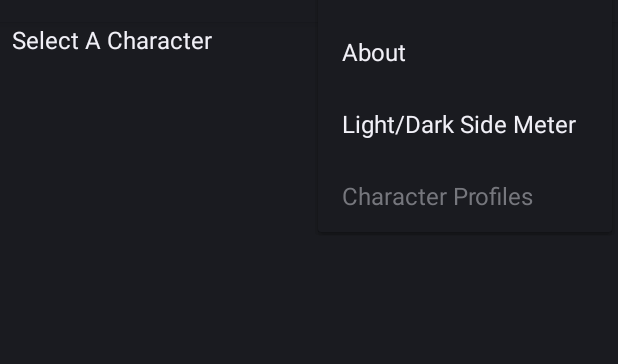
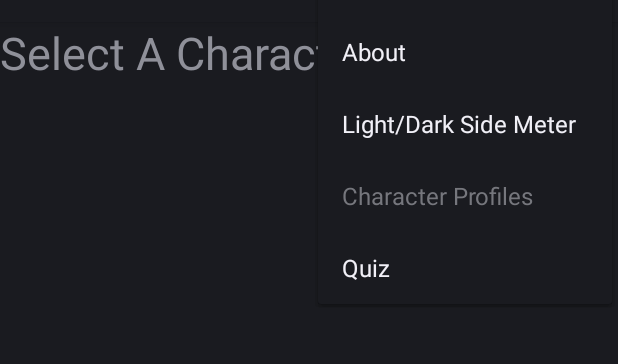
Before and after one commit to Thompadude/app2d2, an Android app: the ProfileActivity screen opened directly, with no data from a screen before it, with the options menu open, on a phone screen of 412 x 824 dp, the part 62-426 px from its top. Run offline under Robolectric (Android 15) with nearby library versions, the phone set to English and light mode, and no system bars; libraries missing offline, so code that uses them is left out: com.loopj.android.

Commit message:
fix #5 #6

```diff
--- a/app/src/main/java/sw/app2d2/AboutActivity.java
+++ b/app/src/main/java/sw/app2d2/AboutActivity.java
@@ -10,7 +10,7 @@ public class AboutActivity extends MainActivity {
     @Override
     protected void onCreate(Bundle savedInstanceState) {
         super.onCreate(savedInstanceState);
-        setContentView(R.layout.content_main);
+        setContentView(R.layout.activity_main);
         setTheme();
 
         tvContentMain = (TextView) findViewById(R.id.content_main);
--- a/app/src/main/java/sw/app2d2/MainActivity.java
+++ b/app/src/main/java/sw/app2d2/MainActivity.java
@@ -15,6 +15,7 @@ import java.util.Map;
 import sw.app2d2.characters.ProfileActivity;
 import sw.app2d2.database.Data;
 import sw.app2d2.forcemeter.ForceMeterActivity;
+import sw.app2d2.quiz.QuizNewGameActivity;
 
 public class MainActivity extends Activity {
 
@@ -26,7 +27,7 @@ public class MainActivity extends Activity {
     @Override
     protected void onCreate(Bundle savedInstanceState) {
         super.onCreate(savedInstanceState);
-        setContentView(R.layout.content_main);
+        setContentView(R.layout.activity_main);
         setActivities();
         setFadeDurations(5000);
         setTheme();
@@ -52,6 +53,11 @@ public class MainActivity extends Activity {
                 return true;
             case R.id.action_profiles:
                 startActivity((Intent) getActivities().get("profiles"));
+                return true;
+            case R.id.action_quiz:
+                startActivity((Intent) getActivities().get("quiz"));
+                return true;
+
         }
         return super.onOptionsItemSelected(item);
     }
@@ -74,6 +80,9 @@ public class MainActivity extends Activity {
             case "characters.ProfileActivity":
                 menu.getItem(3).setEnabled(false);
                 break;
+            case "quiz.QuizNewGameActivity":
+                menu.getItem(4).setEnabled(false);
+                break;
         }
         return super.onPrepareOptionsMenu(menu);
     }
@@ -84,6 +93,7 @@ public class MainActivity extends Activity {
         activities.put("about", new Intent(this, AboutActivity.class));
         activities.put("lightDarkSideMeter", new Intent(this, ForceMeterActivity.class));
         activities.put("profiles", new Intent(this, ProfileActivity.class));
+        activities.put("quiz", new Intent(this, QuizNewGameActivity.class));
     }
 
     public Map getActivities() {
@@ -114,10 +124,10 @@ public class MainActivity extends Activity {
             setThisView(this.findViewById(android.R.id.content));
             if (Data.getForceValueData().getForceValue() < 100) {
                 getThisView().setBackgroundColor(ContextCompat.getColor(this, R.color.bg_dark_side));
-                super.setTheme(R.style.DarkSide);
+                super.setTheme(R.style.DarkSideTheme);
             } else {
                 getThisView().setBackgroundColor(ContextCompat.getColor(this, R.color.bg_light_side));
-                super.setTheme(R.style.LightSide);
+                super.setTheme(R.style.LightSideTheme);
             }
         }
     }
--- a/app/src/main/java/sw/app2d2/characters/ProfileActivity.java
+++ b/app/src/main/java/sw/app2d2/characters/ProfileActivity.java
@@ -1,6 +1,7 @@
 package sw.app2d2.characters;
 
 import android.os.Bundle;
+import android.text.Html;
 import android.view.View;
 import android.widget.AdapterView;
 import android.widget.ArrayAdapter;
@@ -24,26 +25,21 @@ import sw.app2d2.R;
  */
 public class ProfileActivity extends MainActivity {
 
-    private ArrayAdapter<CharSequence> spinnerCharAdapter;
     private ImageView ivProfilePic;
-    private Spinner spinnerCharacters;
     private String name, height, mass, hairColor, skinColor, eyeColor, birthYear, gender, homeworld;
-    private TextView tvProfileName, tvProfileContent;
+    private TextView tvProfileContent;
 
     @Override
     protected void onCreate(Bundle savedInstanceState) {
         super.onCreate(savedInstanceState);
-        setContentView(R.layout.content_profiles);
+        setContentView(R.layout.activity_profiles);
         setTheme();
 
         ivProfilePic = (ImageView) findViewById(R.id.ivProfilePic);
-        tvProfileName = (TextView) findViewById(R.id.tvProfileName);
         tvProfileContent = (TextView) findViewById(R.id.tvProfileContent);
 
-        spinnerCharacters = (Spinner) findViewById(R.id.spinnerCharacters);
-        spinnerCharAdapter = ArrayAdapter.createFromResource(this, R.array.array_characters, android.R.layout.simple_spinner_item);
-
-        spinnerCharAdapter.setDropDownViewResource(android.R.layout.simple_spinner_dropdown_item);
+        Spinner spinnerCharacters = (Spinner) findViewById(R.id.spinnerCharacters);
+        ArrayAdapter<CharSequence> spinnerCharAdapter = ArrayAdapter.createFromResource(this, R.array.array_characters, R.layout.spinner);
         spinnerCharacters.setAdapter(spinnerCharAdapter);
         spinnerCharacters.setOnItemSelectedListener(new AdapterView.OnItemSelectedListener() {
             @Override
@@ -123,10 +119,7 @@ public class ProfileActivity extends MainActivity {
      * @param tempCharacter is the tempCharacter created with the information from Swapi.
      */
     private void setTvProfileContent(Character tempCharacter) {
-        tvProfileName.setText(tempCharacter.getName());
-
-        tvProfileContent.setText(
-                getString(R.string.content_profile,
+        String profileContent = String.format(getResources().getString(R.string.content_profile_html),
                 tempCharacter.getHeight(),
                 tempCharacter.getMass(),
                 tempCharacter.getHairColor(),
@@ -134,8 +127,9 @@ public class ProfileActivity extends MainActivity {
                 tempCharacter.getEyeColor(),
                 tempCharacter.getBirthYear(),
                 tempCharacter.getGender(),
-                        tempCharacter.getHomeworld()));
-
+                tempCharacter.getHomeworld());
+        CharSequence profileContentHtml = Html.fromHtml(profileContent);
+        tvProfileContent.setText(profileContentHtml);
         setIvProfilePic();
     }
 
--- a/app/src/main/java/sw/app2d2/forcemeter/ForceMeterActivity.java
+++ b/app/src/main/java/sw/app2d2/forcemeter/ForceMeterActivity.java
@@ -21,7 +21,7 @@ public class ForceMeterActivity extends MainActivity implements SensorEventListe
     @Override
     protected void onCreate(Bundle savedInstanceState) {
         super.onCreate(savedInstanceState);
-        setContentView(R.layout.content_lightdarksidemeter);
+        setContentView(R.layout.activity_forcemeter);
 
         // Get access to the light sensor.
         sensorManager = (SensorManager) getSystemService(SENSOR_SERVICE);
--- a/app/src/main/res/layout/content_lightdarksidemeter.xml
+++ b/app/src/main/res/layout/activity_forcemeter.xml
@@ -12,6 +12,6 @@
         android:layout_marginTop="20dp"
         android:gravity="center"
         android:text="@string/content_forcemeter"
-        android:textSize="30sp" />
+        android:textSize="@dimen/large_text" />
 
 </LinearLayout>
--- a/app/src/main/res/layout/content_main.xml
+++ b/app/src/main/res/layout/activity_main.xml
@@ -7,6 +7,7 @@
     <TextView
         android:id="@+id/content_main"
         android:layout_width="wrap_content"
-        android:layout_height="wrap_content" />
+        android:layout_height="wrap_content"
+        android:textSize="@dimen/large_text"/>
 
 </LinearLayout>
--- a/app/src/main/res/layout/content_profiles.xml
+++ b/app/src/main/res/layout/activity_profiles.xml
@@ -7,7 +7,8 @@
     <Spinner
         android:id="@+id/spinnerCharacters"
         android:layout_width="match_parent"
-        android:layout_height="wrap_content" />
+        android:layout_height="wrap_content"
+        android:layout_marginBottom="20dp" />
 
     <ImageView
         android:id="@+id/ivProfilePic"
@@ -16,12 +17,6 @@
         android:layout_gravity="center_horizontal" />
 
     <TextView
-        android:id="@+id/tvProfileName"
-        android:layout_width="match_parent"
-        android:layout_height="wrap_content"
-        android:textSize="40sp" />
-
-    <TextView
         android:id="@+id/tvProfileContent"
         android:layout_width="match_parent"
         android:layout_height="wrap_content" />
--- /dev/null
+++ b/app/src/main/res/layout/spinner.xml
@@ -0,0 +1,7 @@
+<?xml version="1.0" encoding="utf-8"?>
+<TextView xmlns:android="http://schemas.android.com/apk/res/android"
+    android:layout_width="match_parent"
+    android:layout_height="wrap_content"
+    android:textSize="@dimen/large_text">
+
+</TextView>
--- a/app/src/main/res/menu/main_menu.xml
+++ b/app/src/main/res/menu/main_menu.xml
@@ -12,4 +12,8 @@
     <item
         android:id="@+id/action_profiles"
         android:title="@string/action_profiles" />
+    <item
+        android:id="@+id/action_quiz"
+        android:title="@string/action_quiz" />
+
 </menu>
--- /dev/null
+++ b/app/src/main/res/values-w820dp/dimens.xml
@@ -0,0 +1,6 @@
+<resources>
+    <!-- Example customization of dimensions originally defined in res/values/dimens.xml
+         (such as screen margins) for screens with more than 820dp of available width. This
+         would include 7" and 10" devices in landscape (~960dp and ~1280dp respectively). -->
+    <dimen name="activity_horizontal_margin">64dp</dimen>
+</resources>
--- a/app/src/main/res/values/strings.xml
+++ b/app/src/main/res/values/strings.xml
@@ -5,6 +5,7 @@
     <string name="action_about">About</string>
     <string name="action_forcemeter">Light/Dark Side Meter</string>
     <string name="action_profiles">Character Profiles</string>
+    <string name="action_quiz">Quiz</string>
     <string name="content_forcemeter">Checking which side of the force you are drawn to.</string>
     <string name="content_forcemeter_dark">You are drawn to the dark side! App set to dark side theme.</string>
     <string name="content_forcemeter_light">You are drawn to the light side! App set to light side theme.</string>
@@ -32,8 +33,17 @@
         <item>Finn</item>
         <item>Jango Fett</item>
     </string-array>
-    <string name="content_profile">
-        Height: %1$s centimeters\nMass: %2$s kilograms\nHair Color: %3$s\nSkin Color: %4$s\nEye Color: %5$s\nBirth Year: %6$s\nGender: %7$s\nHomeworld: %8$s
-    </string>
-    <string name="luke">Luke Skywalker</string>
+    <string name="content_profile_html">
+        Height &lt;b>%1$s centimeters&lt;/b>&lt;br>
+        Mass &lt;b>%2$s kilograms&lt;/b>&lt;br>
+        Hair Color &lt;b>%3$s&lt;/b>&lt;br>
+        Skin Color &lt;b>%4$s&lt;/b>&lt;br>
+        Eye Color &lt;b>%5$s&lt;/b>&lt;br>
+        Birth Year &lt;b>%6$s&lt;/b>&lt;br>
+        Gender &lt;b>%7$s&lt;/b>&lt;br>
+        Home World &lt;b>%8$s&lt;/b></string>
+    <string name="quiz_welcome">Welcome to the Star Wars Quiz! Begin by typing your name and press start. Good luck!</string>
+    <string name="enter_name">Enter name</string>
+    <string name="start">Start</string>
+    <string name="quiz_headline">Welcome %1$s!</string>
 </resources>
--- a/app/src/main/res/values/styles.xml
+++ b/app/src/main/res/values/styles.xml
@@ -2,14 +2,19 @@
 
     <style name="AppTheme" parent="Theme.AppCompat.Light.DarkActionBar"></style>
 
-    <style name="LightSide">
+    <style name="LightSideTheme">
         <item name="android:textColor">@color/black</item>
         <item name="android:background">@color/bg_light_side</item>
+        <item name="android:buttonStyle">@style/BtnLightSide</item>
     </style>
 
-    <style name="DarkSide">
+    <style name="DarkSideTheme">
         <item name="android:textColor">@color/white</item>
         <item name="android:background">@color/bg_dark_side</item>
     </style>
 
+    <style name="BtnLightSide" parent="Widget.AppCompat.Button">
+        <item name="android:background">@color/white</item>
+    </style>
+
 </resources>
```
Also changed, not shown: app/src/main/AndroidManifest.xml (+9 -4 lines), app/src/main/java/sw/app2d2/quiz/QuizActivity.java (added, +28 -0 lines), app/src/main/java/sw/app2d2/quiz/QuizNewGameActivity.java (added, +42 -0 lines), app/src/main/res/layout/activity_newquiz.xml (added, +38 -0 lines), app/src/main/res/layout/activity_quiz.xml (added, +19 -0 lines), app/src/main/res/values/dimens.xml (added, +7 -0 lines). Lines whose indentation alone changed are shown as unchanged.
